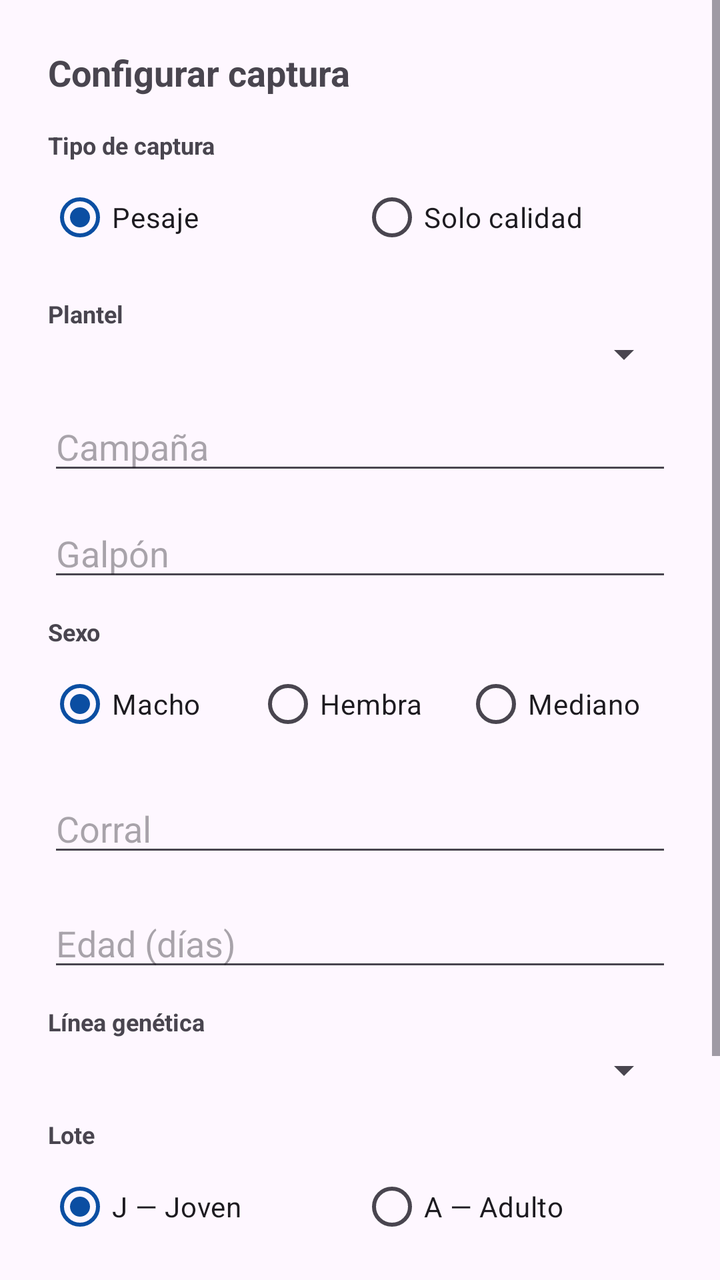
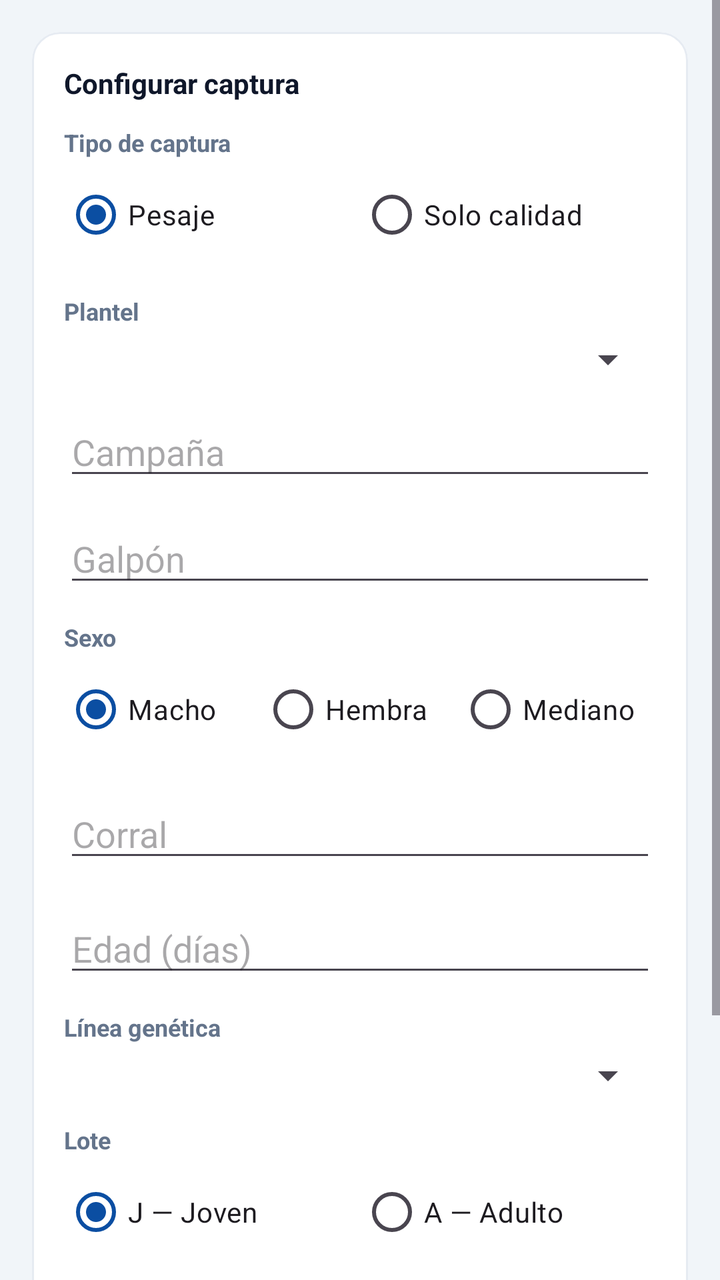

Compare the two renders of this Android layout. The source of the first and the diff that turns it into the second are given below.
<!-- AndroidManifest.xml: application theme Theme.BasculaRangerTest -->
<!-- res/layout/fragment_capture_setup.xml -->
<?xml version="1.0" encoding="utf-8"?>
<ScrollView xmlns:android="http://schemas.android.com/apk/res/android"
    android:layout_width="match_parent"
    android:layout_height="match_parent">

    <LinearLayout
        android:layout_width="match_parent"
        android:layout_height="wrap_content"
        android:orientation="vertical"
        android:padding="24dp">

        <TextView
            android:layout_width="wrap_content"
            android:layout_height="wrap_content"
            android:text="@string/title_capture_setup"
            android:textSize="18sp"
            android:textStyle="bold"
            android:layout_marginBottom="16dp" />

        <TextView
            android:layout_width="match_parent"
            android:layout_height="wrap_content"
            android:text="@string/label_tipo_captura"
            android:textStyle="bold"
            android:textSize="12sp"
            android:layout_marginBottom="4dp" />

        <RadioGroup
            android:id="@+id/radioGroupModo"
            android:layout_width="match_parent"
            android:layout_height="wrap_content"
            android:orientation="horizontal"
            android:layout_marginBottom="16dp">

            <RadioButton
                android:id="@+id/radioModoPesaje"
                android:layout_width="0dp"
                android:layout_height="wrap_content"
                android:layout_weight="1"
                android:text="@string/modo_pesaje"
                android:checked="true" />

            <RadioButton
                android:id="@+id/radioModoCalidad"
                android:layout_width="0dp"
                android:layout_height="wrap_content"
                android:layout_weight="1"
                android:text="@string/modo_solo_calidad" />
        </RadioGroup>

        <TextView
            android:layout_width="match_parent"
            android:layout_height="wrap_content"
            android:text="@string/label_plantel"
            android:textStyle="bold"
            android:textSize="12sp" />

        <Spinner
            android:id="@+id/spinnerPlantel"
            android:layout_width="match_parent"
            android:layout_height="wrap_content"
            android:layout_marginBottom="12dp" />

        <EditText
            android:id="@+id/editCampania"
            android:layout_width="match_parent"
            android:layout_height="wrap_content"
            android:hint="@string/label_campania"
            android:layout_marginBottom="12dp" />

        <EditText
            android:id="@+id/editGalpon"
            android:layout_width="match_parent"
            android:layout_height="wrap_content"
            android:hint="@string/label_galpon"
            android:layout_marginBottom="12dp" />

        <TextView
            android:layout_width="match_parent"
            android:layout_height="wrap_content"
            android:text="@string/label_sexo"
            android:textStyle="bold"
            android:textSize="12sp"
            android:layout_marginBottom="4dp" />

        <RadioGroup
            android:id="@+id/radioGroupCategoria"
            android:layout_width="match_parent"
            android:layout_height="wrap_content"
            android:orientation="horizontal"
            android:layout_marginBottom="16dp">

            <RadioButton
                android:id="@+id/radioMacho"
                android:layout_width="0dp"
                android:layout_height="wrap_content"
                android:layout_weight="1"
                android:text="@string/categoria_macho"
                android:checked="true" />

            <RadioButton
                android:id="@+id/radioHembra"
                android:layout_width="0dp"
                android:layout_height="wrap_content"
                android:layout_weight="1"
                android:text="@string/categoria_hembra" />

            <RadioButton
                android:id="@+id/radioMediano"
                android:layout_width="0dp"
                android:layout_height="wrap_content"
                android:layout_weight="1"
                android:text="@string/categoria_mediano" />
        </RadioGroup>

        <EditText
            android:id="@+id/editCorral"
            android:layout_width="match_parent"
            android:layout_height="wrap_content"
            android:hint="@string/label_corral"
            android:layout_marginBottom="16dp" />

        <EditText
            android:id="@+id/editEdad"
            android:layout_width="match_parent"
            android:layout_height="wrap_content"
            android:hint="@string/label_edad"
            android:inputType="number"
            android:layout_marginBottom="12dp" />

        <TextView
            android:layout_width="match_parent"
            android:layout_height="wrap_content"
            android:text="@string/label_linea"
            android:textStyle="bold"
            android:textSize="12sp"
            android:layout_marginBottom="4dp" />

        <Spinner
            android:id="@+id/spinnerLinea"
            android:layout_width="match_parent"
            android:layout_height="wrap_content"
            android:layout_marginBottom="12dp" />

        <TextView
            android:layout_width="match_parent"
            android:layout_height="wrap_content"
            android:text="@string/label_lote"
            android:textStyle="bold"
            android:textSize="12sp"
            android:layout_marginBottom="4dp" />

        <RadioGroup
            android:id="@+id/radioGroupLote"
            android:layout_width="match_parent"
            android:layout_height="wrap_content"
            android:orientation="horizontal"
            android:layout_marginBottom="16dp">

            <RadioButton
                android:id="@+id/radioLoteJ"
                android:layout_width="0dp"
                android:layout_height="wrap_content"
                android:layout_weight="1"
                android:text="@string/lote_j"
                android:checked="true" />

            <RadioButton
                android:id="@+id/radioLoteA"
                android:layout_width="0dp"
                android:layout_height="wrap_content"
                android:layout_weight="1"
                android:text="@string/lote_a" />
        </RadioGroup>

        <TextView
            android:layout_width="match_parent"
            android:layout_height="wrap_content"
            android:text="@string/label_n_aves_pesada"
            android:textStyle="bold"
            android:textSize="12sp"
            android:layout_marginBottom="4dp" />

        <Spinner
            android:id="@+id/spinnerNAvesPesada"
            android:layout_width="match_parent"
            android:layout_height="wrap_content"
            android:layout_marginBottom="16dp" />

        <Button
            android:id="@+id/buttonStartCapture"
            android:layout_width="match_parent"
            android:layout_height="wrap_content"
            android:text="@string/action_start_capture" />

        <ProgressBar
            android:id="@+id/progressSetup"
            style="?android:attr/progressBarStyleSmall"
            android:layout_width="wrap_content"
            android:layout_height="wrap_content"
            android:layout_marginTop="12dp"
            android:visibility="gone" />

        <TextView
            android:id="@+id/textSetupError"
            android:layout_width="match_parent"
            android:layout_height="wrap_content"
            android:textColor="@color/sf_red"
            android:layout_marginTop="12dp"
            android:visibility="gone" />

    </LinearLayout>
</ScrollView>
<!-- resources referenced by this layout -->
<resources>
  <color name="sf_red">#E2231A</color>
  <string name="action_start_capture">Comenzar captura</string>
  <string name="categoria_hembra">Hembra</string>
  <string name="categoria_macho">Macho</string>
  <string name="categoria_mediano">Mediano</string>
  <string name="label_campania">Campaña</string>
  <string name="label_corral">Corral</string>
  <string name="label_edad">Edad (días)</string>
  <string name="label_galpon">Galpón</string>
  <string name="label_linea">Línea genética</string>
  <string name="label_lote">Lote</string>
  <string name="label_n_aves_pesada">N° aves por pesada</string>
  <string name="label_plantel">Plantel</string>
  <string name="label_sexo">Sexo</string>
  <string name="label_tipo_captura">Tipo de captura</string>
  <string name="lote_a">A — Adulto</string>
  <string name="lote_j">J — Joven</string>
  <string name="modo_pesaje">Pesaje</string>
  <string name="modo_solo_calidad">Solo calidad</string>
  <string name="title_capture_setup">Configurar captura</string>
  <style name="Theme.BasculaRangerTest" parent="Theme.Material3.DayNight.NoActionBar">
          <item name="colorPrimary">@color/sf_blue</item>
          <item name="colorOnPrimary">@color/sf_white</item>
          <item name="colorPrimaryContainer">@color/sf_blue_container</item>
          <item name="colorOnPrimaryContainer">@color/sf_blue_deep</item>
          <item name="colorSecondary">@color/sf_blue_deep</item>
          <item name="colorOnSecondary">@color/sf_white</item>
          <item name="colorSecondaryContainer">@color/sf_cyan</item>
          <item name="colorOnSecondaryContainer">@color/sf_blue_deep</item>
          <item name="colorError">@color/sf_red</item>
          <item name="android:statusBarColor">@color/sf_blue_deep</item>
          <item name="android:windowLightStatusBar" tools:targetApi="23">false</item>
      </style>
  <color name="sf_blue">#0B4EA2</color>
  <color name="sf_white">#FFFFFF</color>
  <color name="sf_blue_container">#E3ECF8</color>
  <color name="sf_blue_deep">#002F86</color>
  <color name="sf_cyan">#A6DCEA</color>
</resources>

<!-- the commit's change to res/layout/fragment_capture_setup.xml (unified diff, before → after) -->
@@ -1,28 +1,37 @@
 <?xml version="1.0" encoding="utf-8"?>
 <ScrollView xmlns:android="http://schemas.android.com/apk/res/android"
     android:layout_width="match_parent"
-    android:layout_height="match_parent">
+    android:layout_height="match_parent"
+    android:background="@color/sf_bg">
 
     <LinearLayout
         android:layout_width="match_parent"
         android:layout_height="wrap_content"
         android:orientation="vertical"
-        android:padding="24dp">
+        android:padding="16dp">
+
+    <com.google.android.material.card.MaterialCardView
+        style="@style/SfCard"
+        android:layout_width="match_parent"
+        android:layout_height="wrap_content">
+
+    <LinearLayout
+        android:layout_width="match_parent"
+        android:layout_height="wrap_content"
+        android:orientation="vertical"
+        android:padding="16dp">
 
         <TextView
             android:layout_width="wrap_content"
             android:layout_height="wrap_content"
-            android:text="@string/title_capture_setup"
-            android:textSize="18sp"
-            android:textStyle="bold"
-            android:layout_marginBottom="16dp" />
-
-        <TextView
+            style="@style/SfSectionTitle"
+            android:text="@string/title_capture_setup" />
+
+        <TextView
+            style="@style/SfFieldLabel"
             android:layout_width="match_parent"
             android:layout_height="wrap_content"
             android:text="@string/label_tipo_captura"
-            android:textStyle="bold"
-            android:textSize="12sp"
             android:layout_marginBottom="4dp" />
 
         <RadioGroup
@@ -49,11 +58,10 @@
         </RadioGroup>
 
         <TextView
-            android:layout_width="match_parent"
-            android:layout_height="wrap_content"
-            android:text="@string/label_plantel"
-            android:textStyle="bold"
-            android:textSize="12sp" />
+            style="@style/SfFieldLabel"
+            android:layout_width="match_parent"
+            android:layout_height="wrap_content"
+            android:text="@string/label_plantel" />
 
         <Spinner
             android:id="@+id/spinnerPlantel"
@@ -76,11 +84,10 @@
             android:layout_marginBottom="12dp" />
 
         <TextView
+            style="@style/SfFieldLabel"
             android:layout_width="match_parent"
             android:layout_height="wrap_content"
             android:text="@string/label_sexo"
-            android:textStyle="bold"
-            android:textSize="12sp"
             android:layout_marginBottom="4dp" />
 
         <RadioGroup
@@ -129,11 +136,10 @@
             android:layout_marginBottom="12dp" />
 
         <TextView
+            style="@style/SfFieldLabel"
             android:layout_width="match_parent"
             android:layout_height="wrap_content"
             android:text="@string/label_linea"
-            android:textStyle="bold"
-            android:textSize="12sp"
             android:layout_marginBottom="4dp" />
 
         <Spinner
@@ -143,11 +149,10 @@
             android:layout_marginBottom="12dp" />
 
         <TextView
+            style="@style/SfFieldLabel"
             android:layout_width="match_parent"
             android:layout_height="wrap_content"
             android:text="@string/label_lote"
-            android:textStyle="bold"
-            android:textSize="12sp"
             android:layout_marginBottom="4dp" />
 
         <RadioGroup
@@ -174,11 +179,10 @@
         </RadioGroup>
 
         <TextView
+            style="@style/SfFieldLabel"
             android:layout_width="match_parent"
             android:layout_height="wrap_content"
             android:text="@string/label_n_aves_pesada"
-            android:textStyle="bold"
-            android:textSize="12sp"
             android:layout_marginBottom="4dp" />
 
         <Spinner
@@ -187,8 +191,9 @@
             android:layout_height="wrap_content"
             android:layout_marginBottom="16dp" />
 
-        <Button
+        <com.google.android.material.button.MaterialButton
             android:id="@+id/buttonStartCapture"
+            style="@style/SfButtonPrimary"
             android:layout_width="match_parent"
             android:layout_height="wrap_content"
             android:text="@string/action_start_capture" />
@@ -210,4 +215,6 @@
             android:visibility="gone" />
 
     </LinearLayout>
+    </com.google.android.material.card.MaterialCardView>
+    </LinearLayout>
 </ScrollView>
<!-- resource entries referenced after the edit -->
@@ -1,5 +1,6 @@
 <!-- resources referenced by this layout -->
 <resources>
+  <color name="sf_bg">#F1F5F9</color>
   <color name="sf_red">#E2231A</color>
   <string name="action_start_capture">Comenzar captura</string>
   <string name="categoria_hembra">Hembra</string>
@@ -20,6 +21,35 @@
   <string name="modo_pesaje">Pesaje</string>
   <string name="modo_solo_calidad">Solo calidad</string>
   <string name="title_capture_setup">Configurar captura</string>
+  <style name="SfButtonPrimary" parent="Widget.Material3.Button">
+          <item name="android:textSize">15sp</item>
+          <item name="android:textStyle">bold</item>
+          <item name="android:paddingTop">14dp</item>
+          <item name="android:paddingBottom">14dp</item>
+          <item name="backgroundTint">@color/sf_blue</item>
+          <item name="android:textColor">@color/sf_white</item>
+          <item name="cornerRadius">12dp</item>
+      </style>
+  <style name="SfCard" parent="Widget.Material3.CardView.Outlined">
+          <item name="cardBackgroundColor">@color/sf_white</item>
+          <item name="cardCornerRadius">14dp</item>
+          <item name="cardElevation">0dp</item>
+          <item name="strokeColor">@color/sf_line</item>
+          <item name="strokeWidth">1dp</item>
+          <item name="android:layout_marginBottom">12dp</item>
+      </style>
+  <style name="SfFieldLabel">
+          <item name="android:textSize">12sp</item>
+          <item name="android:textStyle">bold</item>
+          <item name="android:textColor">@color/sf_muted</item>
+          <item name="android:layout_marginBottom">4dp</item>
+      </style>
+  <style name="SfSectionTitle">
+          <item name="android:textSize">14sp</item>
+          <item name="android:textStyle">bold</item>
+          <item name="android:textColor">@color/sf_ink</item>
+          <item name="android:layout_marginBottom">12dp</item>
+      </style>
   <style name="Theme.BasculaRangerTest" parent="Theme.Material3.DayNight.NoActionBar">
           <item name="colorPrimary">@color/sf_blue</item>
           <item name="colorOnPrimary">@color/sf_white</item>
@@ -35,6 +65,9 @@
       </style>
   <color name="sf_blue">#0B4EA2</color>
   <color name="sf_white">#FFFFFF</color>
+  <color name="sf_line">#E6EBF2</color>
+  <color name="sf_muted">#64748B</color>
+  <color name="sf_ink">#0F172A</color>
   <color name="sf_blue_container">#E3ECF8</color>
   <color name="sf_blue_deep">#002F86</color>
   <color name="sf_cyan">#A6DCEA</color>
